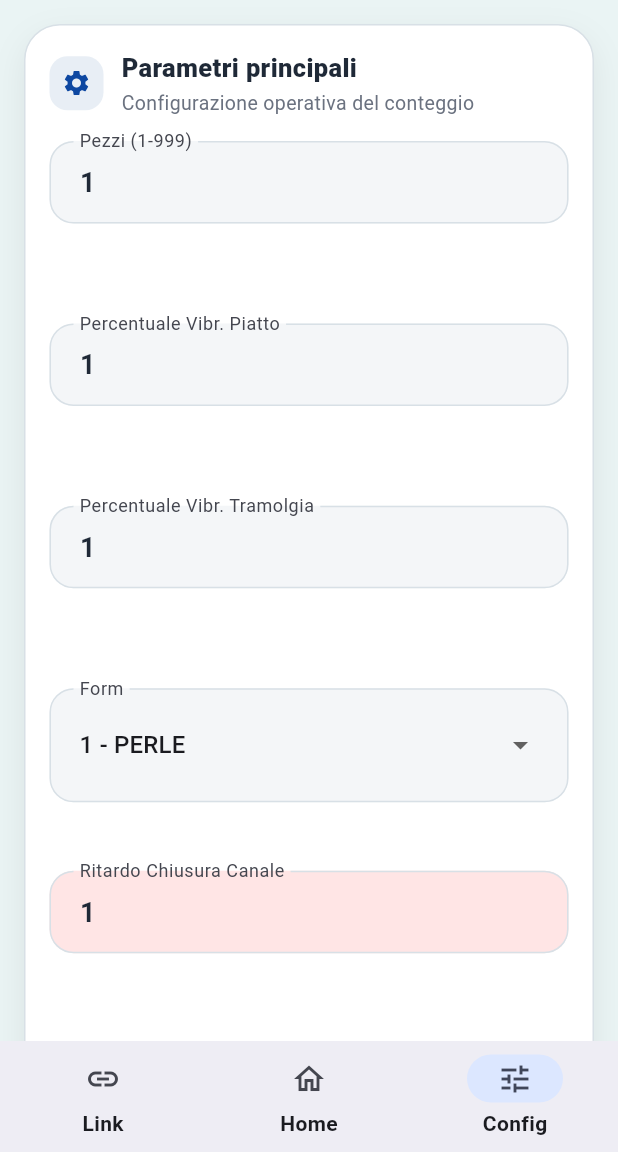
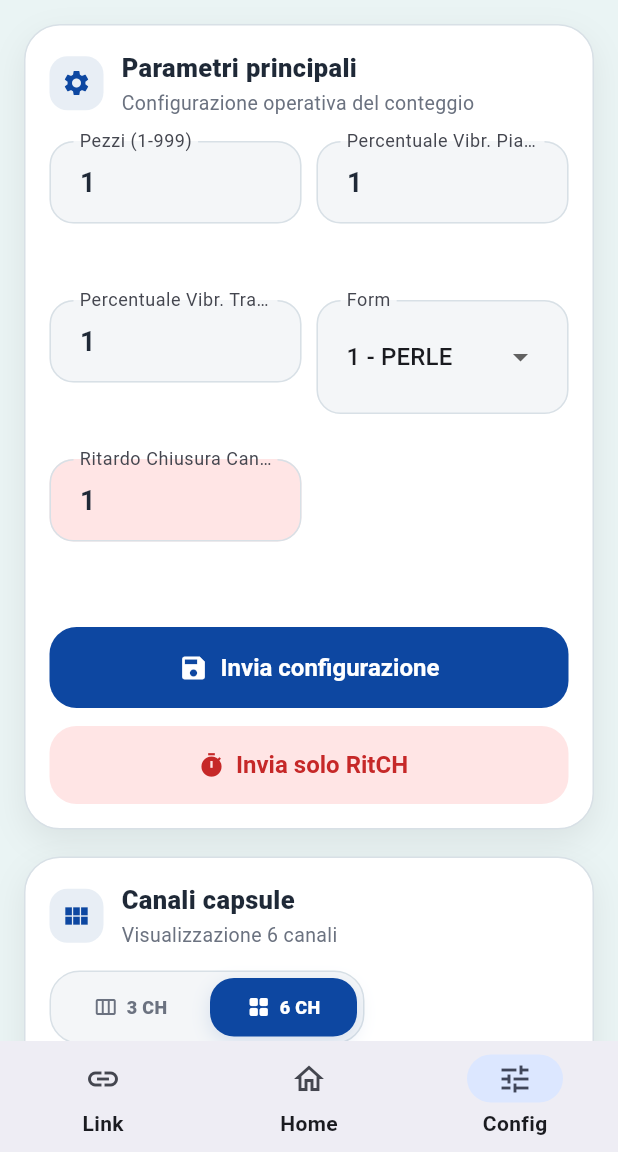
Before and after one commit to Luca0079CM/Pills-Counter-App, a Flutter app: the screen it shows after launch, swiped to page 3, on a phone screen of 412 x 824 dp, the part 84-1236 px from its top. Run offline on Flutter 3.47's test engine with Material 3 defaults, Android fonts, the phone set to English and light mode, and no system bars; our stand-ins replace shared_preferences; missing offline and left inert: flutter_ringtone_player.

Commit message:
Hide advanced mode in top menu and simplify advanced config section (#7)

```diff
--- a/lib/features/cpe_vib/presentation/pages/config_page.dart
+++ b/lib/features/cpe_vib/presentation/pages/config_page.dart
@@ -205,40 +205,6 @@ class ConfigPage extends StatelessWidget {
             ),
             const SizedBox(height: AppSpacing.section),
             ChannelsCapsuleCard(controller: controller),
-            const SizedBox(height: AppSpacing.section),
-            AppSectionCard(
-              child: Column(
-                crossAxisAlignment: CrossAxisAlignment.start,
-                children: [
-                  const AppSectionHeader(
-                    title: 'Modalità avanzata',
-                    subtitle: 'Abilita o disabilita le funzioni tecniche',
-                    icon: Icons.construction,
-                  ),
-                  const SizedBox(height: 16),
-                  SwitchListTile.adaptive(
-                    value: state.settings.expMode,
-                    onChanged: (_) => controller.toggleExpMode(),
-                    contentPadding: EdgeInsets.zero,
-                    title: const Text(
-                      'Funzioni avanzate (EXP)',
-                      style: TextStyle(
-                        fontWeight: FontWeight.w700,
-                        color: AppColors.textPrimary,
-                      ),
-                    ),
-                    subtitle: Text(
-                      state.settings.expMode
-                          ? 'Le opzioni avanzate sono visibili'
-                          : 'Le opzioni avanzate sono nascoste',
-                      style: const TextStyle(
-                        color: AppColors.textSecondary,
-                      ),
-                    ),
-                  ),
-                ],
-              ),
-            ),
             if (state.settings.expMode) ...[
               const SizedBox(height: AppSpacing.section),
               AppSectionCard(
@@ -264,14 +230,6 @@ class ConfigPage extends StatelessWidget {
                       ],
                     ),
                     const SizedBox(height: 16),
-                    const Text(
-                      'Terminale attivo',
-                      style: TextStyle(
-                        fontWeight: FontWeight.w700,
-                        color: AppColors.textPrimary,
-                      ),
-                    ),
-                    const SizedBox(height: 10),
                     TerminalSelector(
                       activeTerminal: state.activeTerminal,
                       onSelected: controller.setActiveTerminal,
@@ -361,14 +319,8 @@ class _ResponsiveFieldsGrid extends StatelessWidget {
   Widget build(BuildContext context) {
     return LayoutBuilder(
       builder: (context, constraints) {
-        int crossAxisCount;
-        if (constraints.maxWidth < 390) {
-          crossAxisCount = 1;
-        } else if (constraints.maxWidth < 900) {
-          crossAxisCount = 2;
-        } else {
-          crossAxisCount = 3;
-        }
+        final isPhone = constraints.maxWidth < 900;
+        final crossAxisCount = isPhone ? 2 : 3;
 
         return GridView.builder(
           shrinkWrap: true,
@@ -378,7 +330,7 @@ class _ResponsiveFieldsGrid extends StatelessWidget {
             crossAxisCount: crossAxisCount,
             mainAxisSpacing: 10,
             crossAxisSpacing: 10,
-            childAspectRatio: crossAxisCount == 1 ? 3.1 : 2.0,
+            childAspectRatio: isPhone ? 1.75 : 1.95,
           ),
           itemBuilder: (_, index) => children[index],
         );
--- a/lib/features/cpe_vib/presentation/pages/cpe_vib_shell_page.dart
+++ b/lib/features/cpe_vib/presentation/pages/cpe_vib_shell_page.dart
@@ -127,6 +127,11 @@ class _CpeVibShellPageState extends State<CpeVibShellPage> {
       if (selected != null) {
         _controller.setTimerValue(selected);
       }
+      return;
+    }
+
+    if (value == 'exp') {
+      _controller.toggleExpMode();
       return;
     }
   }
@@ -263,6 +268,24 @@ class _CpeVibShellPageState extends State<CpeVibShellPage> {
                       value: 'timer',
                       child: Text('AUTO-START (Timer)'),
                     ),
+                    PopupMenuItem(
+                      value: 'exp',
+                      child: Row(
+                        children: [
+                          Icon(
+                            state.settings.expMode
+                                ? Icons.visibility_off
+                                : Icons.construction,
+                          ),
+                          const SizedBox(width: 8),
+                          Text(
+                            state.settings.expMode
+                                ? 'Nascondi funzioni avanzate'
+                                : 'Mostra funzioni avanzate',
+                          ),
+                        ],
+                      ),
+                    ),
                     const PopupMenuDivider(),
                     const PopupMenuItem(
                       value: 'exit',
```
